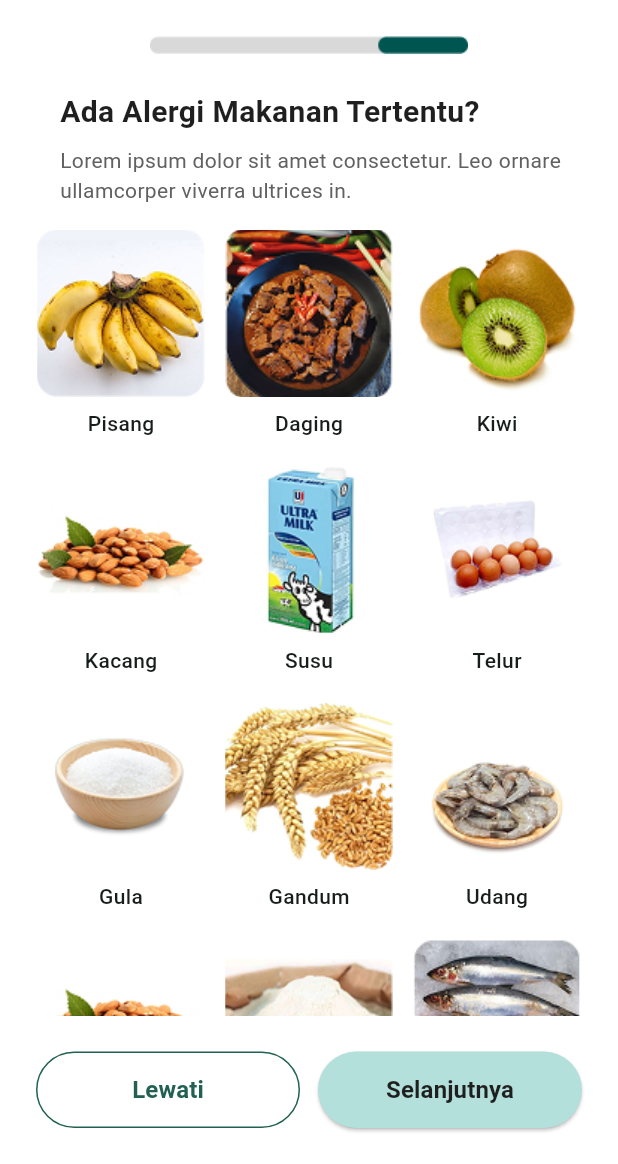
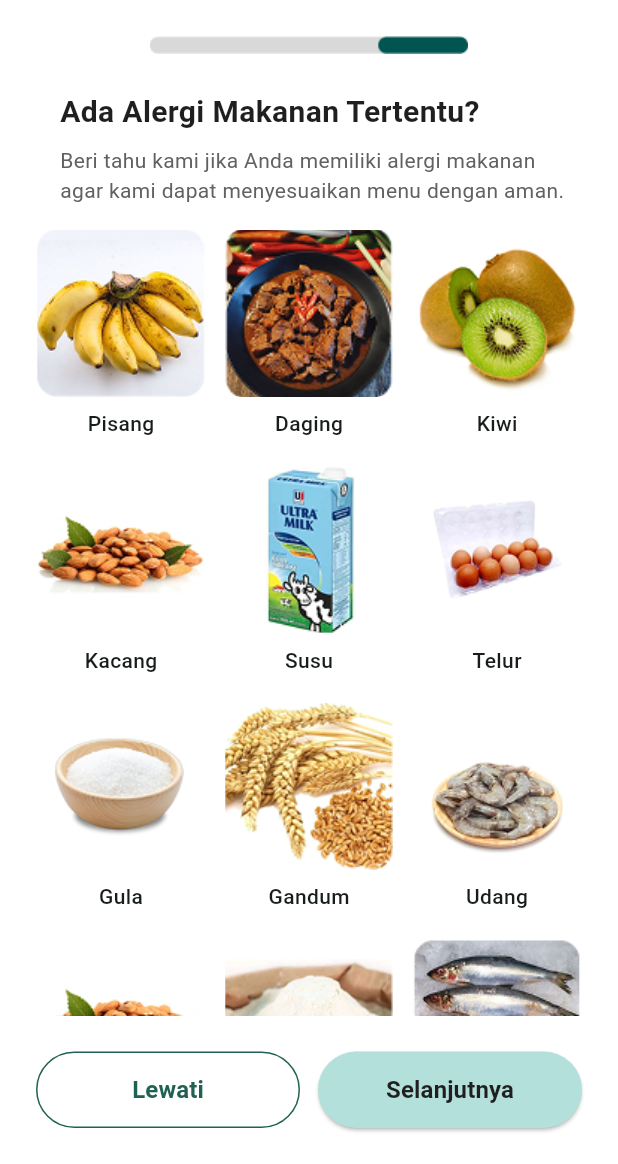
Before and after one commit to salsilsulselsol/CooKingZ, a Flutter app: the AllergyQuestionnairePage screen opened by its route, on a phone screen of 412 x 824 dp, the part 72-1236 px from its top. Run offline on Flutter 3.47's test engine with Material 3 defaults, Android fonts, the phone set to English and light mode, and no system bars; our stand-ins replace another_flushbar, flutter_dotenv, image_picker, qr_flutter, share_plus, shared_preferences and 2 more; accounts and stored records are empty.

Commit message:
Update level_preference_allergy.dart

```diff
--- a/lib/view/onboarding/level_preference_allergy.dart
+++ b/lib/view/onboarding/level_preference_allergy.dart
@@ -485,7 +485,7 @@ class _AllergyQuestionnairePageState extends State<AllergyQuestionnairePage> {
                   ),
                   SizedBox(height: 8),
                   Text(
-                    'Lorem ipsum dolor sit amet consectetur. Leo ornare ullamcorper viverra ultrices in.',
+                    'Beri tahu kami jika Anda memiliki alergi makanan agar kami dapat menyesuaikan menu dengan aman.',
                     style: TextStyle(fontSize: 14, color: Color(0xFF616161)),
                   ),
                 ],
```
